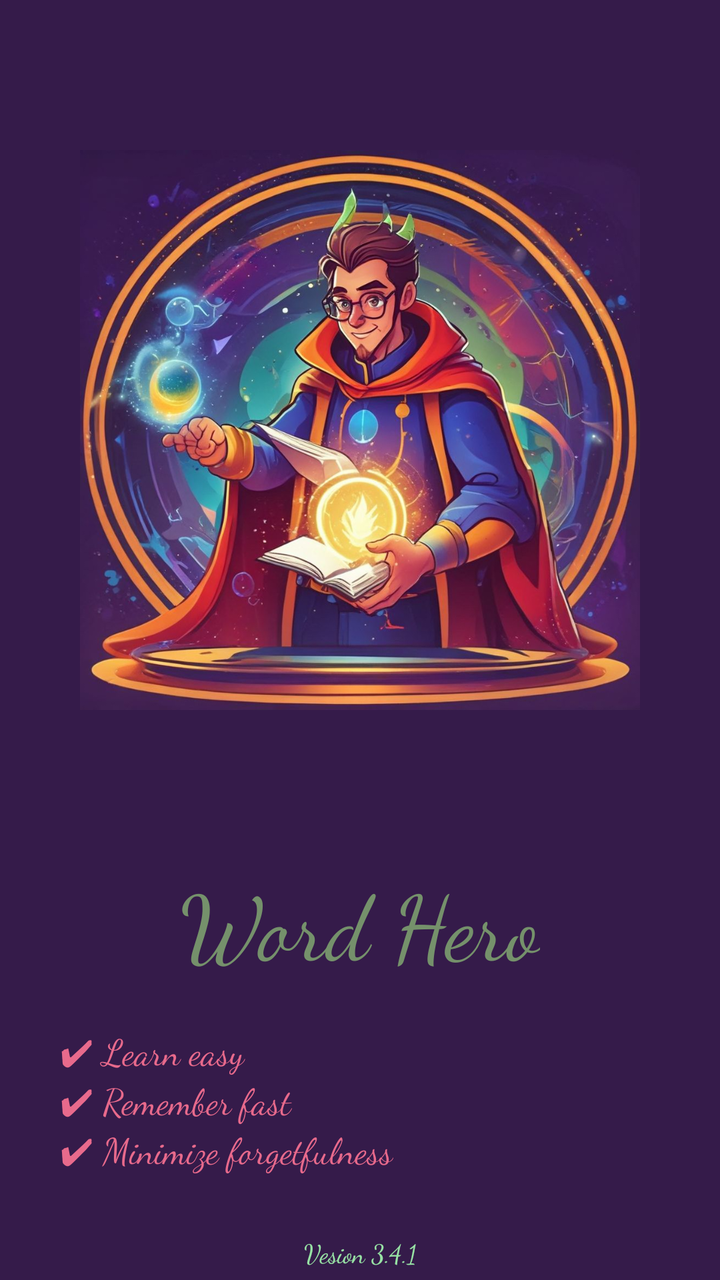
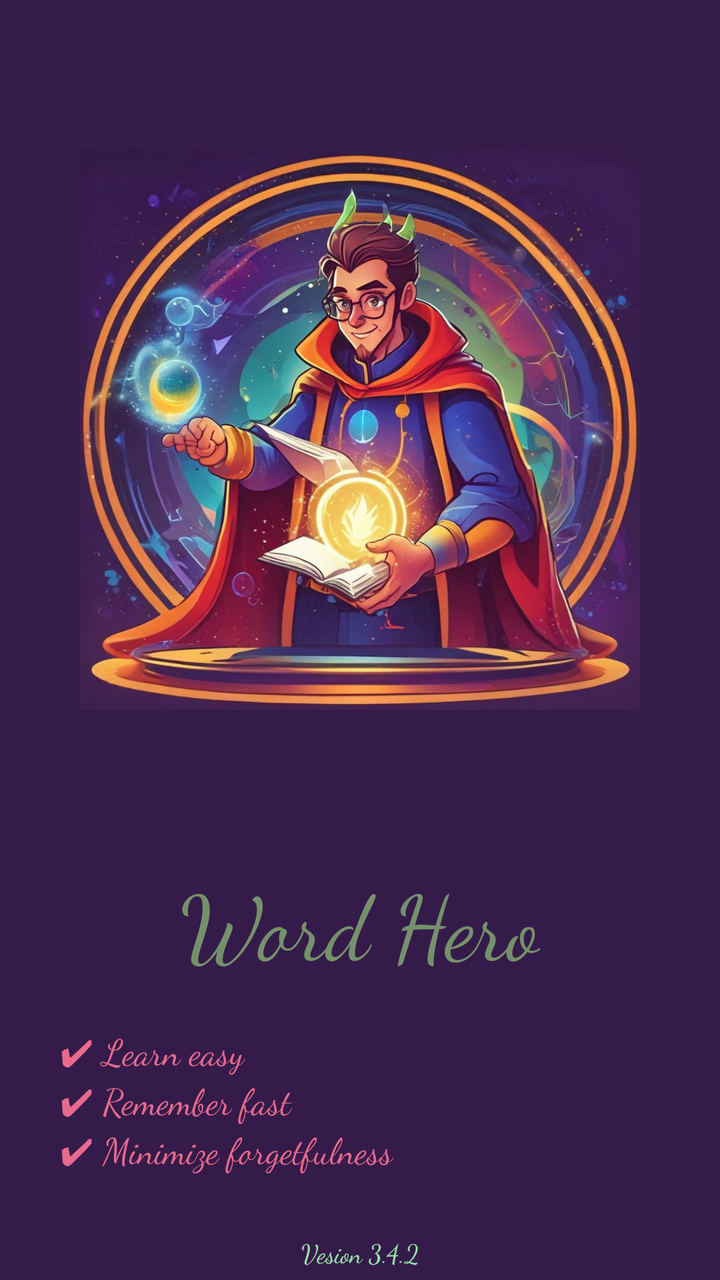

Before-and-after screenshots of an Android layout around one commit, followed by the original layout XML and the change that was made.
<!-- AndroidManifest.xml: activity theme Theme.AppCompat.NoActionBar -->
<!-- res/layout/activity_main.xml -->
<?xml version="1.0" encoding="utf-8"?>
<RelativeLayout xmlns:android="http://schemas.android.com/apk/res/android"
    xmlns:app="http://schemas.android.com/apk/res-auto"
    xmlns:tools="http://schemas.android.com/tools"
    android:layout_width="match_parent"
    android:layout_height="match_parent"
    android:layoutDirection="ltr"
    tools:context=".MainActivity"
    android:orientation="vertical"
    android:background="#351B4A"

    >


        <ImageView
            android:layout_width="wrap_content"
            android:layout_height="350dp"
            android:layout_margin="40dp"
            android:src="@drawable/splash"
            android:layout_marginTop="15dp"
            android:id="@+id/splashimage"
            />
        <TextView
            android:layout_width="wrap_content"
            android:layout_height="wrap_content"
            android:text="Word Hero"
            android:layout_marginTop="0dp"
            android:textColor="#75916b"
            android:fontFamily="cursive"
            android:layout_below="@+id/splashimage"
            android:layout_centerHorizontal="true"
            android:textSize="45dp"
            android:id="@+id/tWordHero"
            />




        <TextView
            android:layout_width="match_parent"
            android:layout_height="wrap_content"
            android:gravity="left"
            android:layout_marginLeft="30dp"
            android:layout_marginRight="30dp"
            android:layout_marginTop="20dp"
            android:textSize="18dp"
            android:textColor="#E86a8c"
            android:layout_below="@+id/tWordHero"
            android:fontFamily="cursive"
            android:id="@+id/tAddvertizeMe"
            android:text="✔ Learn easy\n✔ Remember fast\n✔ Minimize forgetfulness"
            />

    <TextView
        android:layout_width="match_parent"
        android:layout_height="wrap_content"
        android:gravity="center"
        android:layout_marginLeft="30dp"
        android:layout_marginRight="30dp"
        android:layout_marginTop="30dp"
        android:textSize="13dp"
        android:textColor="#98e3a5"
        android:layout_below="@+id/tAddvertizeMe"
        android:fontFamily="cursive"
        android:text="Vesion 3.4.1"
        />

<RelativeLayout
    android:layout_width="match_parent"
    android:layout_alignParentBottom="true"
    android:layout_marginTop="20dp"
    android:id="@+id/lytfooter"
    android:layout_marginBottom="30dp"
    android:gravity="center_horizontal"
    android:layout_height="wrap_content">
    <RelativeLayout
        android:layout_width="180dp"
        android:layout_height="70dp"
        android:visibility="invisible"
        android:background="@drawable/curved2"
        android:layout_centerHorizontal="true"
        android:gravity="center"
        android:id="@+id/btnstart"
        >
        <TextView
            android:layout_width="wrap_content"
            android:layout_height="wrap_content"
            android:text="Start"
            android:textSize="22dp"
            android:textStyle="bold"
            android:textColor="#ffffff"
            />

    </RelativeLayout>
    <RelativeLayout
        android:layout_width="match_parent"
        android:layout_marginRight="0dp"
        android:layout_marginLeft="0dp"
        android:layout_height="25dp"
        android:visibility="invisible"
        android:id="@+id/lytproga"
        android:background="@drawable/curve_prograssa2"
        android:layout_marginTop="25dp">

        <RelativeLayout
            android:layout_width="240dp"
            android:layout_height="25dp"
            android:id="@+id/lytprogb"
            android:background="@drawable/curve_prograssb2"
            ></RelativeLayout>
    </RelativeLayout>
</RelativeLayout>
</RelativeLayout>
<!-- resources referenced by this layout -->
<resources>
  <!-- drawable curve_prograssa2 (drawable) -->
  <?xml version="1.0" encoding="UTF-8"?>
  <shape xmlns:android="http://schemas.android.com/apk/res/android">
      <solid android:color="#7c634d"/>
      <stroke android:width="00dp" android:color="#B1BCBE" />
      <corners android:radius="10dp"/>
      <padding android:left="0dp" android:top="0dp" android:right="0dp" android:bottom="0dp" />
  </shape>
  <!-- drawable curve_prograssb2 (drawable) -->
  <?xml version="1.0" encoding="UTF-8"?>
  <shape xmlns:android="http://schemas.android.com/apk/res/android">
      <solid android:color="#856BaA"/>
      <stroke android:width="00dp" android:color="#B1BCBE" />
      <corners android:radius="10dp"/>
      <padding android:left="0dp" android:top="0dp" android:right="0dp" android:bottom="0dp" />
  </shape>
  <!-- drawable curved2 (drawable) -->
  <?xml version="1.0" encoding="UTF-8"?>
  <shape xmlns:android="http://schemas.android.com/apk/res/android">
      <solid android:color="#376270"/>
      <stroke android:width="10dp" android:color="#B1BCBE" />
      <corners android:radius="25dp"/>
      <padding android:left="0dp" android:top="0dp" android:right="0dp" android:bottom="0dp" />
  </shape>
  <!-- drawable splash: jpeg bitmap (drawable, 168121 bytes) -->
</resources>

<!-- the commit's change to res/layout/activity_main.xml (unified diff, before → after) -->
@@ -62,7 +62,7 @@
         android:textColor="#98e3a5"
         android:layout_below="@+id/tAddvertizeMe"
         android:fontFamily="cursive"
-        android:text="Vesion 3.4.1"
+        android:text="Vesion 3.4.2"
         />
 
 <RelativeLayout
